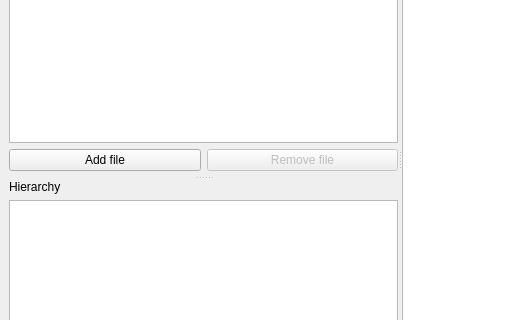
lsartory/lambila, file MainWindow.ui: the form before one commit; both pictures show x 0 to 517 and y 165 to 485 of the 800 by 600 pixel window.
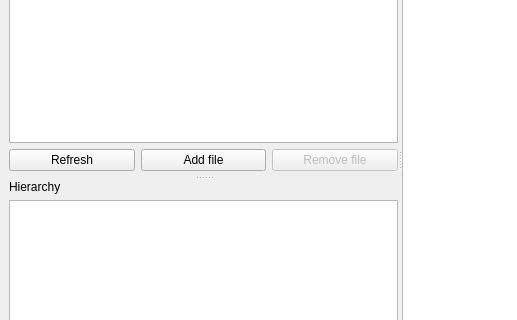
The form after the commit. Icons and pictures are not drawn.

```diff
--- a/MainWindow.ui
+++ b/MainWindow.ui
@@ -59,6 +59,17 @@
          </item>
          <item>
           <layout class="QHBoxLayout" name="fileButtonsLayout">
+           <item>
+            <widget class="QPushButton" name="refreshButton">
+             <property name="text">
+              <string>Refresh</string>
+             </property>
+             <property name="icon">
+              <iconset theme="list-add" resource="resources.qrc">
+               <normaloff>:/resources/icons/list-add.svg</normaloff>:/resources/icons/list-add.svg</iconset>
+             </property>
+            </widget>
+           </item>
            <item>
             <widget class="QPushButton" name="fileAddButton">
              <property name="text">
```
